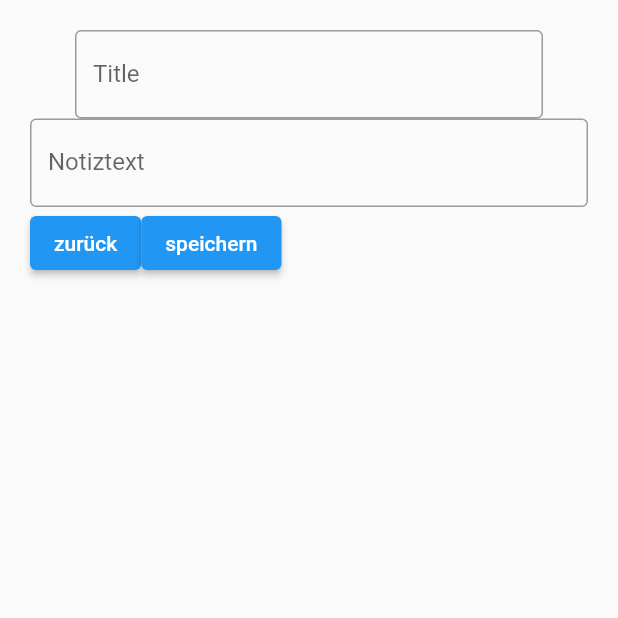
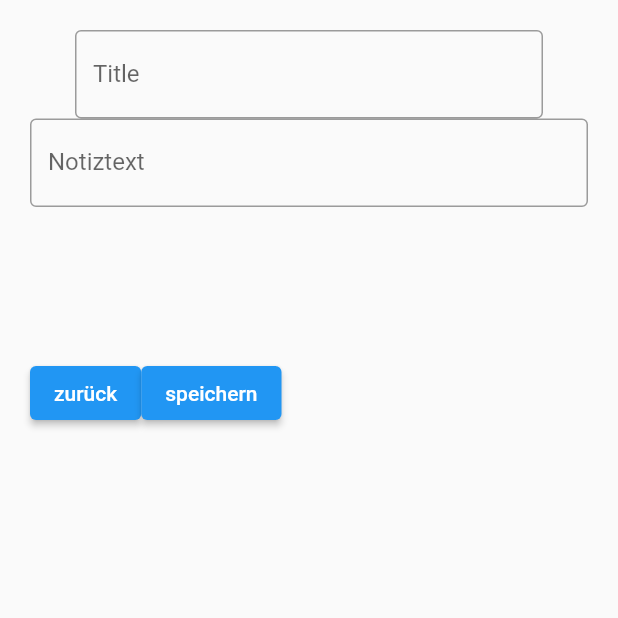
Before and after one commit to AaronLinder/notizapp, a Flutter app: the notiz screen opened by its route, on a phone screen of 412 x 824 dp, the top half of it. Run offline on Flutter 3.47's test engine with Material 2 defaults, Android fonts, the phone set to English and light mode, and no system bars.

Commit message:
Update notiz.dart

```diff
--- a/lib/notiz.dart
+++ b/lib/notiz.dart
@@ -27,7 +27,7 @@ class notiz extends StatelessWidget {
                       labelText: 'Notiztext',
                     )),
                 Padding(
-                  padding: EdgeInsets.only(bottom: 10),
+                  padding: EdgeInsets.only(top: 100),
                   child: Row(
                   children: [
                     ElevatedButton(
```
